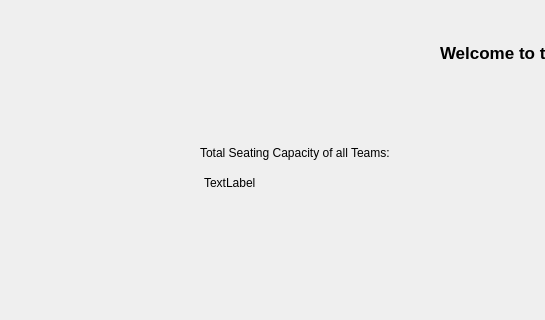
Old version of the form CS1D-Basketball-master/Basketball/admin.ui in the repository moetaei/CS1D-Basketball; both pictures show x 0 to 545 and y 108 to 428 of the 1200 by 700 pixel window.
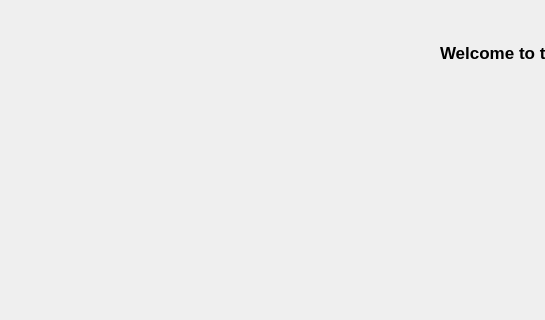
New version of the form.

What changed in the file:
```diff
--- a/CS1D-Basketball-master/Basketball/admin.ui
+++ b/CS1D-Basketball-master/Basketball/admin.ui
@@ -160,32 +160,6 @@
     <property name="styleSheet">
      <string notr="true"/>
     </property>
-    <widget class="QLabel" name="totalSeating">
-     <property name="geometry">
-      <rect>
-       <x>200</x>
-       <y>170</y>
-       <width>211</width>
-       <height>61</height>
-      </rect>
-     </property>
-     <property name="text">
-      <string>Total Seating Capacity of all Teams:</string>
-     </property>
-    </widget>
-    <widget class="QLabel" name="totalSeatingValue">
-     <property name="geometry">
-      <rect>
-       <x>204</x>
-       <y>215</y>
-       <width>201</width>
-       <height>31</height>
-      </rect>
-     </property>
-     <property name="text">
-      <string>TextLabel</string>
-     </property>
-    </widget>
     <widget class="QLabel" name="editteamLabel">
      <property name="geometry">
       <rect>
```
